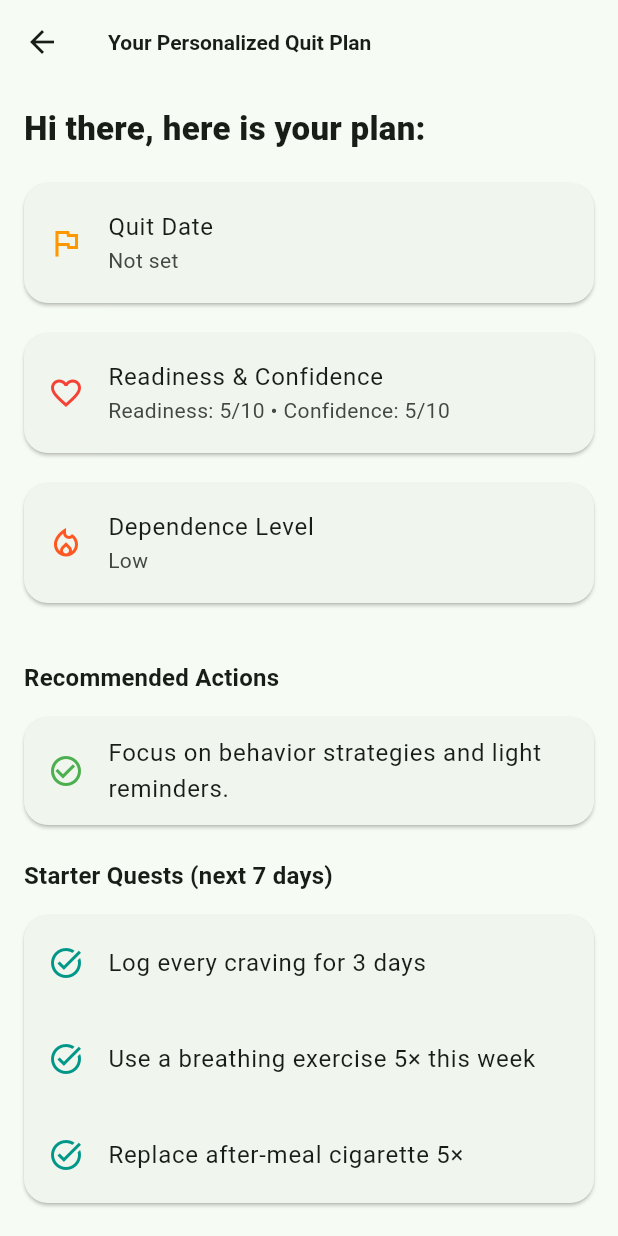
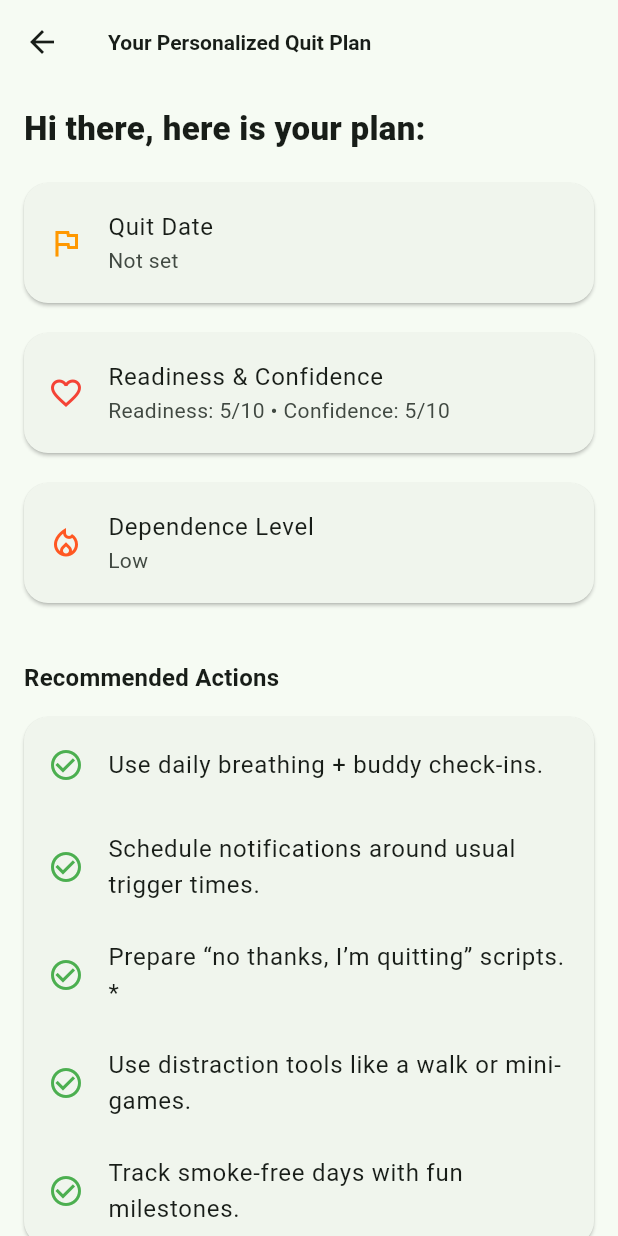
Before and after one commit to irfanrosly/my-quit, a Flutter app: the OnboardingSummaryScreen screen opened by its route, on a phone screen of 412 x 824 dp. Run offline on Flutter 3.47's test engine with Material 3 defaults, Android fonts, the phone set to English and light mode, and no system bars; our stand-ins replace share_plus, shared_preferences; accounts and stored records are empty.

Commit message:
fix: ppt ammendments v2

```diff
--- a/lib/screens/onboarding/summary_screen.dart
+++ b/lib/screens/onboarding/summary_screen.dart
@@ -53,15 +53,25 @@ class OnboardingSummaryScreen extends StatelessWidget {
 
     switch (depLabel) {
       case 'Low':
-        tips.add('Focus on behavior strategies and light reminders.');
+        tips.add('Use daily breathing + buddy check-ins.');
+        tips.add('Schedule notifications around usual trigger times.');
+        tips.add('Prepare “no thanks, I’m quitting” scripts. *');
+        tips.add('Use distraction tools like a walk or mini-games.');
+        tips.add('Track smoke-free days with fun milestones.');
         break;
       case 'Moderate':
-        tips.add('Use daily breathing + buddy check-ins.');
-        tips.add('Schedule notifications around usual trigger times.');
+        tips.add('Combine breathing with a craving tracker.');
+        tips.add('Start NRT (patch or gum) as prescribed.');
+        tips.add('Practice “urge surfing” when cravings hit.');
+        tips.add('Weekly reflection journal: wins & struggles.');
+        tips.add('Set “trigger alerts” (post-meal, social outings).');
         break;
       case 'High':
-        tips.add('Intensive urge timers and strong distractions.');
-        tips.add('Consider professional/clinic support if available.');
+        tips.add('Use combo NRT (patch + gum/lozenge) daily.');
+        tips.add('Talk to your quit coach or counselor 2x/week.');
+        tips.add('Schedule medication reminders & log side effects.');
+        tips.add('Emergency “urge SOS” button with coping tools.');
+        tips.add('Roleplay tough situations using refusal scripts.');
         break;
     }
 
```
Also changed, not shown: lib/screens/badges_screen.dart (+15 -15 lines), lib/screens/dashboard_screen.dart (+1 -11 lines), pubspec.lock.
